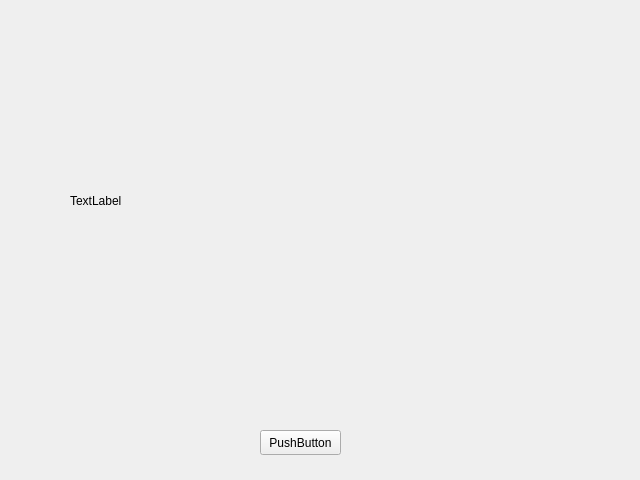
This is src/MainWindows.ui in Johnson-Tang2019/main_cpp_hw1 as Qt 5 draws it before an edit. The edited form follows.
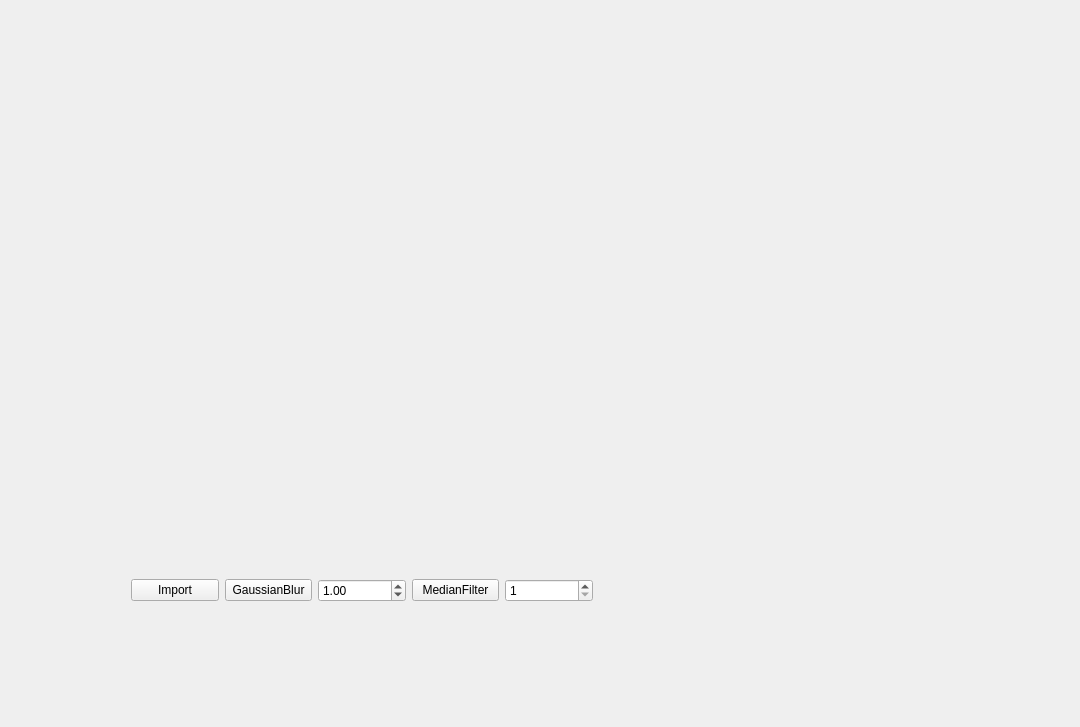
This is the edited form.

```diff
--- a/src/MainWindows.ui
+++ b/src/MainWindows.ui
@@ -6,39 +6,88 @@
    <rect>
     <x>0</x>
     <y>0</y>
-    <width>640</width>
-    <height>480</height>
+    <width>1080</width>
+    <height>727</height>
    </rect>
   </property>
   <property name="windowTitle">
    <string>RS App</string>
   </property>
-  <widget class="QPushButton" name="btnImport">
-   <property name="geometry">
-    <rect>
-     <x>260</x>
-     <y>430</y>
-     <width>81</width>
-     <height>25</height>
-    </rect>
-   </property>
-   <property name="text">
-    <string>PushButton</string>
-   </property>
-  </widget>
   <widget class="QLabel" name="labelImage">
    <property name="geometry">
     <rect>
-     <x>70</x>
-     <y>40</y>
-     <width>491</width>
-     <height>321</height>
+     <x>0</x>
+     <y>0</y>
+     <width>1080</width>
+     <height>501</height>
     </rect>
    </property>
    <property name="text">
-    <string>TextLabel</string>
+    <string/>
    </property>
   </widget>
+  <widget class="QWidget" name="horizontalLayoutWidget">
+   <property name="geometry">
+    <rect>
+     <x>130</x>
+     <y>550</y>
+     <width>463</width>
+     <height>80</height>
+    </rect>
+   </property>
+   <layout class="QHBoxLayout" name="horizontalLayout">
+    <property name="leftMargin">
+     <number>1</number>
+    </property>
+    <property name="topMargin">
+     <number>1</number>
+    </property>
+    <item>
+     <widget class="QPushButton" name="btnImport">
+      <property name="text">
+       <string>Import</string>
+      </property>
+     </widget>
+    </item>
+    <item>
+     <widget class="QPushButton" name="btnGaussianBlur">
+      <property name="text">
+       <string>GaussianBlur</string>
+      </property>
+     </widget>
+    </item>
+    <item>
+     <widget class="QDoubleSpinBox" name="sbSigma">
+      <property name="singleStep">
+       <double>0.500000000000000</double>
+      </property>
+      <property name="value">
+       <double>1.000000000000000</double>
+      </property>
+     </widget>
+    </item>
+    <item>
+     <widget class="QPushButton" name="btnMedianFilter">
+      <property name="text">
+       <string>MedianFilter</string>
+      </property>
+     </widget>
+    </item>
+    <item>
+     <widget class="QSpinBox" name="sbKernelSize">
+      <property name="minimum">
+       <number>1</number>
+      </property>
+      <property name="singleStep">
+       <number>2</number>
+      </property>
+      <property name="value">
+       <number>1</number>
+      </property>
+     </widget>
+    </item>
+   </layout>
+  </widget>
  </widget>
  <resources/>
  <connections/>
```
